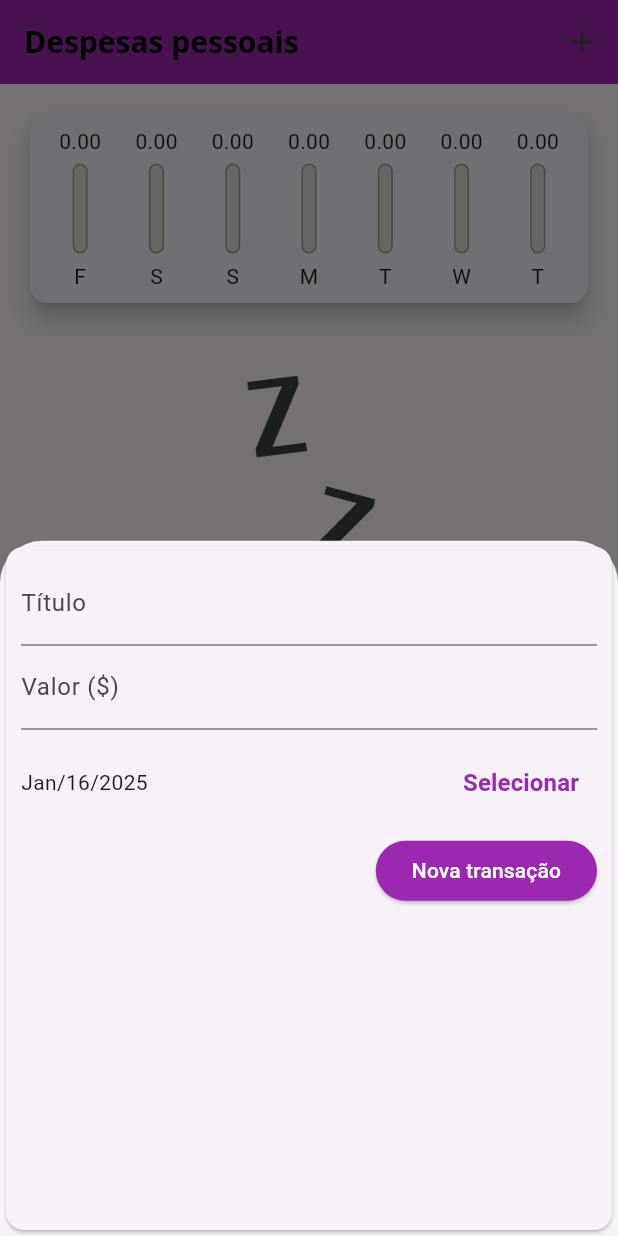
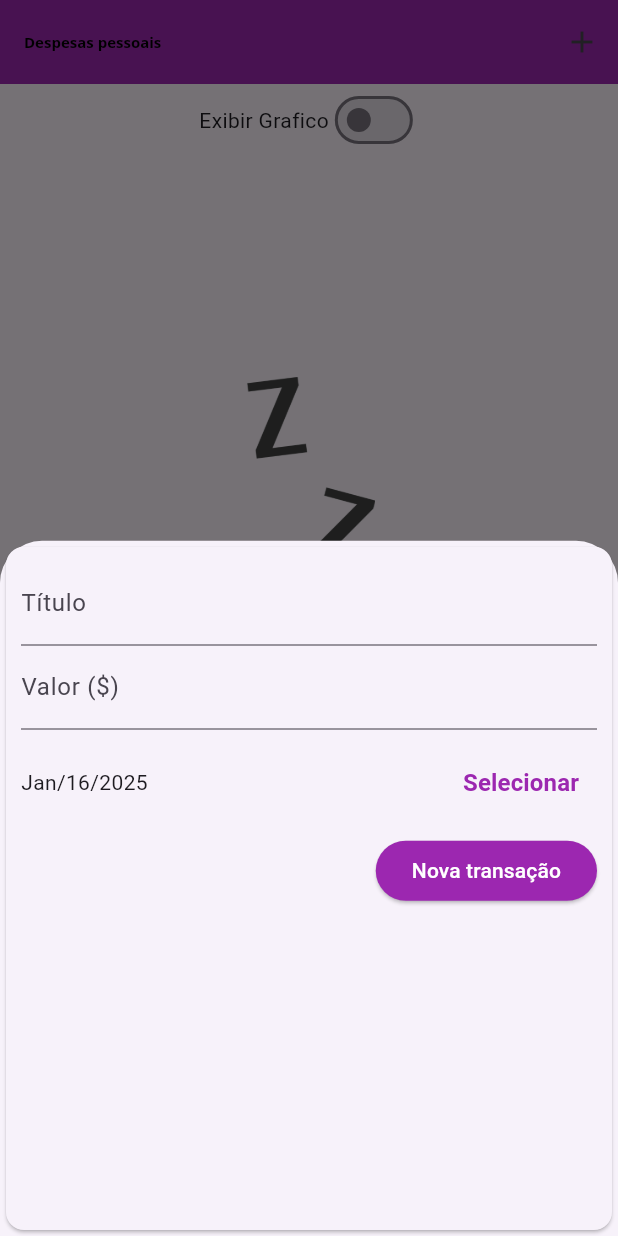
Before and after one commit to cnxarmando/expenseapp, a Flutter app: the screen it shows after launch, after a tap on the "add" icon, on a phone screen of 412 x 824 dp. Run offline on Flutter 3.47's test engine with Material 3 defaults, Android fonts, the phone set to English and light mode, and no system bars.

Commit message:
Implementation of conditional with if for graph trasaction or expenses

```diff
--- a/lib/components/chart_bar.dart
+++ b/lib/components/chart_bar.dart
@@ -13,17 +13,21 @@ class ChartBar extends StatelessWidget {
 
   @override
   Widget build(BuildContext context) {
+    return LayoutBuilder(
+      builder: (BuildContext ctx, BoxConstraints constraints) {
         return Column(
           children: <Widget>[
             Container(
-          height: 20,
+              height: constraints.maxHeight * 0.15,
               child: FittedBox(
                 child: Text('${value.toStringAsFixed(2)}'),
               ),
             ),
-        SizedBox(height: 5.0),
+            SizedBox(
+              height: constraints.maxHeight * 0.05,
+            ),
             Container(
-          height: 60,
+              height: constraints.maxHeight * 0.6,
               width: 10,
               child: Stack(
                 alignment: Alignment.bottomCenter,
@@ -51,10 +55,15 @@ class ChartBar extends StatelessWidget {
               ),
             ),
             SizedBox(
-          height: 5,
+              height: constraints.maxHeight * 0.05,
             ),
-        Text(label),
+            Container(
+              height: constraints.maxHeight * 0.15,
+              child: Text(label),
+            ),
           ],
+        );
+      },
     );
   }
 }
--- a/lib/components/transaction_list.dart
+++ b/lib/components/transaction_list.dart
@@ -10,9 +10,7 @@ class TransactionList extends StatelessWidget {
 
   @override
   Widget build(BuildContext context) {
-    return Container(
-      height: 300,
-      child: transactions.isEmpty
+    return transactions.isEmpty
         ? Center(
             child: Column(
               mainAxisAlignment: MainAxisAlignment.center,
@@ -71,7 +69,6 @@ class TransactionList extends StatelessWidget {
                 ),
               );
             },
-            ),
           );
   }
 }
--- a/lib/main.dart
+++ b/lib/main.dart
@@ -5,6 +5,7 @@ import 'package:expenses/components/transaction_list.dart';
 import 'package:expenses/models/transaction.dart';
 import 'dart:math';
 import 'package:flutter/material.dart';
+import 'package:flutter/services.dart';
 
 void main() {
   runApp(
@@ -17,6 +18,9 @@ class ExpenseApp extends StatelessWidget {
 
   @override
   Widget build(BuildContext context) {
+    // SystemChrome.setPreferredOrientations([
+    //   DeviceOrientation.portraitUp // desabilita rotacionar a tela mantendo portrait Up
+    // ]);
     final ThemeData thema = ThemeData();
     return MaterialApp(
       home: MyHomePage(),
@@ -53,6 +57,7 @@ class MyHomePage extends StatefulWidget {
 
 class _MyHomePageState extends State<MyHomePage> {
   final List<Transaction> _transactions = [];
+  bool _showChart = false;
 
   List<Transaction> get _recentTransactions {
     return _transactions.where((tr) {
@@ -97,9 +102,11 @@ class _MyHomePageState extends State<MyHomePage> {
 
   @override
   Widget build(BuildContext context) {
-    return Scaffold(
-      appBar: AppBar(
-        title: Text('Despesas pessoais'),
+    final appBar = AppBar(
+      title: Text(
+        'Despesas pessoais',
+        style: TextStyle(fontSize: 10),
+      ),
       backgroundColor: Theme.of(context).colorScheme.primary,
       elevation: 0,
       actions: <Widget>[
@@ -111,14 +118,43 @@ class _MyHomePageState extends State<MyHomePage> {
           },
         )
       ],
-      ),
+    );
+
+    final availableHeight = MediaQuery.of(context).size.height -
+        appBar.preferredSize.height -
+        MediaQuery.of(context).padding.top;
+
+    return Scaffold(
+      appBar: appBar,
       body: SingleChildScrollView(
         child: Column(
           mainAxisAlignment: MainAxisAlignment.start,
           crossAxisAlignment: CrossAxisAlignment.stretch,
           children: <Widget>[
-            Chart(_recentTransactions),
-            TransactionList(_transactions, _removeTransaction),
+            Row(
+              mainAxisAlignment: MainAxisAlignment.center,
+              children: [
+                Text('Exibir Grafico'),
+                Switch(
+                  value: _showChart,
+                  onChanged: (value) {
+                    setState(() {
+                      _showChart = value;
+                    });
+                  },
+                ),
+              ],
+            ),
+            if (_showChart)
+              Container(
+                height: availableHeight * 0.3,
+                child: Chart(_recentTransactions),
+              ),
+            if (!_showChart)
+              Container(
+                height: availableHeight * 0.7,
+                child: TransactionList(_transactions, _removeTransaction),
+              ),
           ],
         ),
       ),
```
Also changed, not shown: flutter_01.png (added). Lines whose indentation alone changed are shown as unchanged.
